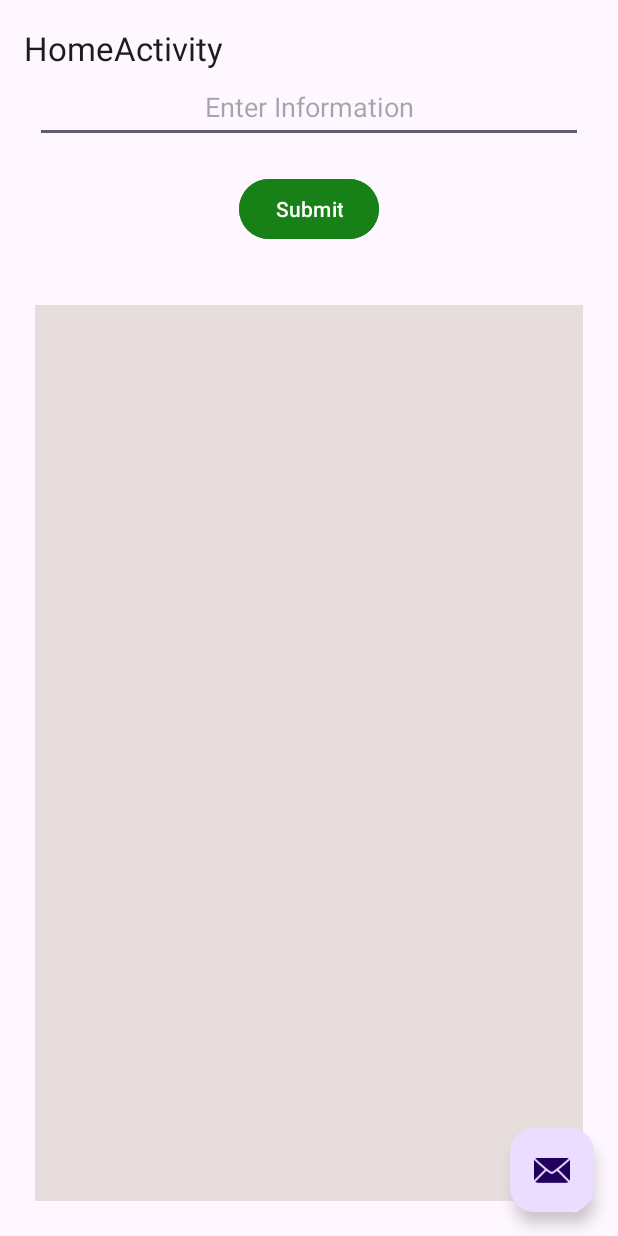
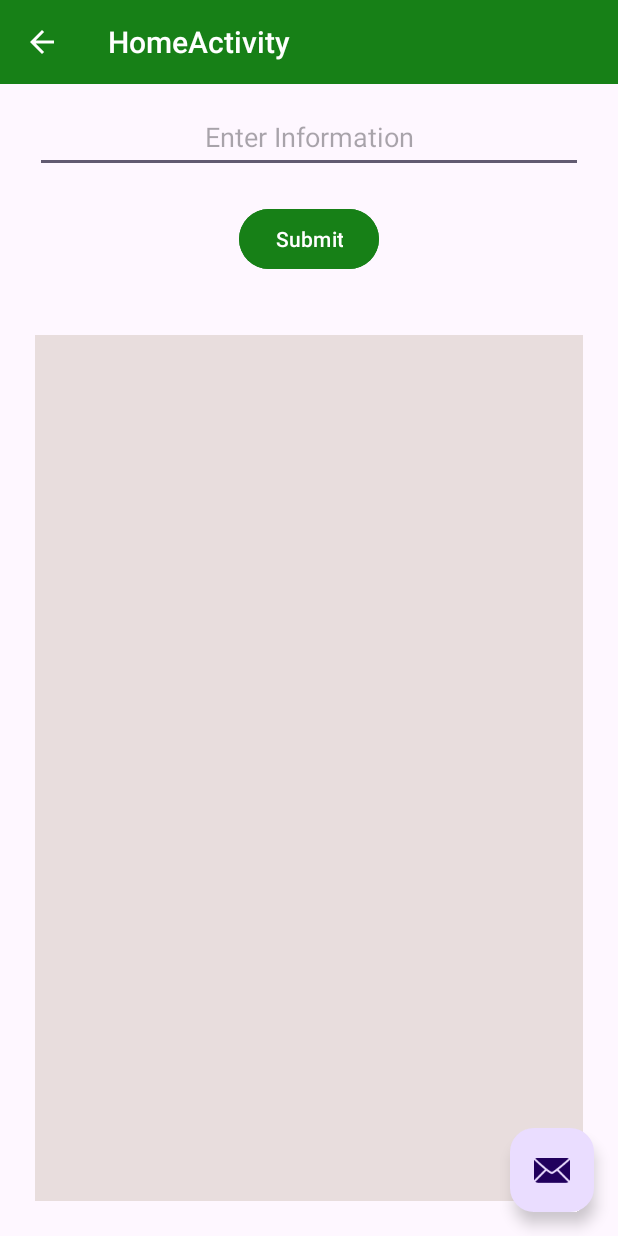
Before and after one commit to charan2591/AgriPMU, an Android app: the HomeActivity screen opened directly, with no data from a screen before it, on a phone screen of 412 x 824 dp. Run offline under Robolectric (Android 15) with nearby library versions, the phone set to English and light mode, and no system bars; our stand-ins replace navigation-ui.

Commit message:
Second Commit of this project

```diff
--- a/app/src/main/res/layout/activity_home.xml
+++ b/app/src/main/res/layout/activity_home.xml
@@ -10,6 +10,9 @@
     <com.google.android.material.appbar.AppBarLayout
         android:layout_width="match_parent"
         android:layout_height="wrap_content"
+        android:visibility="visible"
+        android:background="@color/colorPrimary"
+        app:theme="@style/ToolBarStyle"
         android:fitsSystemWindows="true">
 
         <com.google.android.material.appbar.MaterialToolbar
@@ -27,7 +30,10 @@
         android:layout_width="match_parent"
         android:orientation="vertical"
         android:padding="3dp"
-        android:layout_margin="20dp"
+        android:layout_marginTop="40dp"
+        android:layout_marginRight="20dp"
+        android:layout_marginLeft="20dp"
+        android:layout_marginBottom="20dp"
         android:layout_height="match_parent"
         tools:context=".MainActivity">
 
--- a/app/src/main/res/values/style.xml
+++ b/app/src/main/res/values/style.xml
@@ -10,4 +10,11 @@
 
     <!-- declare the theme name that's actually applied in the manifest file -->
     <style name="AppTheme" parent="BaseAppTheme" />
+
+    <style name="ToolBarStyle" parent="Theme.AppCompat">
+        <item name="android:textColorPrimary">@android:color/white</item>
+        <item name="android:textColorSecondary">@android:color/white</item>
+        <item name="actionMenuTextColor">@android:color/white</item>
+    </style>
+
 </resources>
```
Also changed, not shown: app/src/main/java/com/example/pmufirstapplication/HomeActivity.kt (+13 -12 lines).
